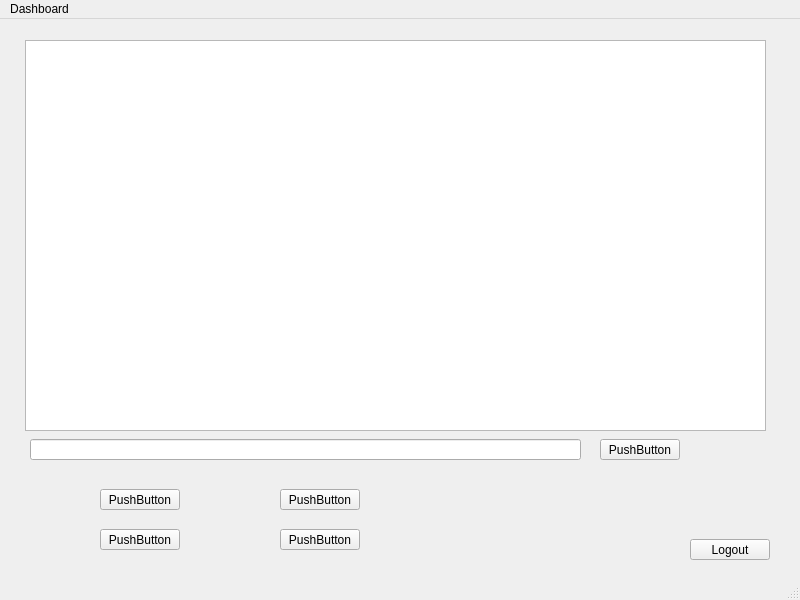
Before: the Qt Designer form dashboard.ui in vain3219/463_project, drawn with Qt 5.
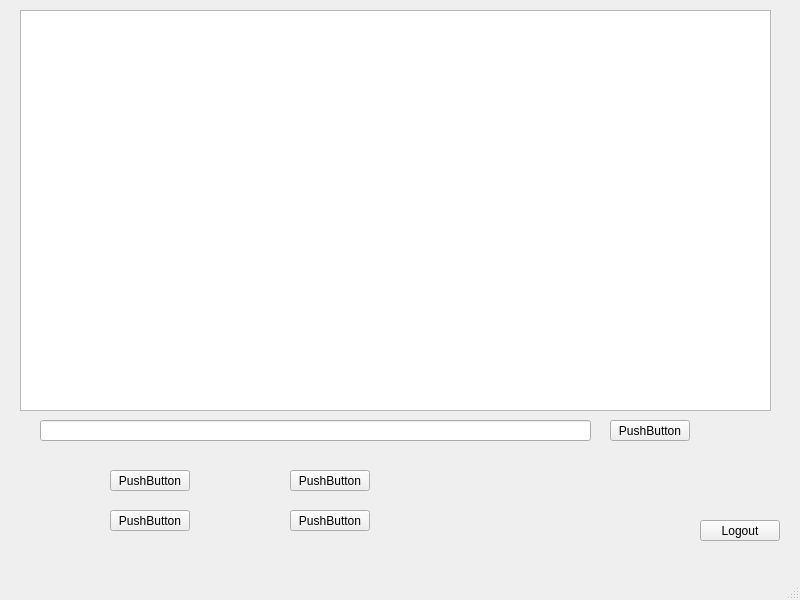
After: the same form once the commit is applied.

Commit message: Added a stacked Widget to the MainWindow to make form transistions and data rentention easier (hopefully)

```diff
--- a/dashboard.ui
+++ b/dashboard.ui
@@ -14,21 +14,21 @@
    <string>DashBoard</string>
   </property>
   <widget class="QWidget" name="centralwidget">
-   <widget class="QTableView" name="tableView">
+   <widget class="QStackedWidget" name="stackedWidget">
     <property name="geometry">
      <rect>
-      <x>25</x>
-      <y>21</y>
-      <width>741</width>
-      <height>391</height>
+      <x>0</x>
+      <y>-20</y>
+      <width>801</width>
+      <height>601</height>
      </rect>
     </property>
-   </widget>
-   <widget class="QPushButton" name="pushButton">
+    <widget class="QWidget" name="page">
+     <widget class="QPushButton" name="pushButton_6">
     <property name="geometry">
      <rect>
-      <x>100</x>
-      <y>470</y>
+        <x>110</x>
+        <y>530</y>
       <width>80</width>
       <height>21</height>
      </rect>
@@ -37,60 +37,11 @@
      <string>PushButton</string>
     </property>
    </widget>
-   <widget class="QPushButton" name="pushButton_2">
+     <widget class="QPushButton" name="pushButton_7">
     <property name="geometry">
      <rect>
-      <x>100</x>
-      <y>510</y>
-      <width>80</width>
-      <height>21</height>
-     </rect>
-    </property>
-    <property name="text">
-     <string>PushButton</string>
-    </property>
-   </widget>
-   <widget class="QPushButton" name="pushButton_3">
-    <property name="geometry">
-     <rect>
-      <x>280</x>
-      <y>470</y>
-      <width>80</width>
-      <height>21</height>
-     </rect>
-    </property>
-    <property name="text">
-     <string>PushButton</string>
-    </property>
-   </widget>
-   <widget class="QPushButton" name="pushButton_4">
-    <property name="geometry">
-     <rect>
-      <x>280</x>
-      <y>510</y>
-      <width>80</width>
-      <height>21</height>
-     </rect>
-    </property>
-    <property name="text">
-     <string>PushButton</string>
-    </property>
-   </widget>
-   <widget class="QLineEdit" name="lineEdit">
-    <property name="geometry">
-     <rect>
-      <x>30</x>
-      <y>420</y>
-      <width>551</width>
-      <height>21</height>
-     </rect>
-    </property>
-   </widget>
-   <widget class="QPushButton" name="pushButton_5">
-    <property name="geometry">
-     <rect>
-      <x>600</x>
-      <y>420</y>
+        <x>610</x>
+        <y>440</y>
       <width>80</width>
       <height>21</height>
      </rect>
@@ -102,8 +53,8 @@
    <widget class="QPushButton" name="LogoutButton">
     <property name="geometry">
      <rect>
-      <x>690</x>
-      <y>520</y>
+        <x>700</x>
+        <y>540</y>
       <width>80</width>
       <height>21</height>
      </rect>
@@ -112,6 +63,68 @@
      <string>Logout</string>
     </property>
    </widget>
+     <widget class="QPushButton" name="pushButton_8">
+      <property name="geometry">
+       <rect>
+        <x>290</x>
+        <y>530</y>
+        <width>80</width>
+        <height>21</height>
+       </rect>
+      </property>
+      <property name="text">
+       <string>PushButton</string>
+      </property>
+     </widget>
+     <widget class="QPushButton" name="pushButton_9">
+      <property name="geometry">
+       <rect>
+        <x>110</x>
+        <y>490</y>
+        <width>80</width>
+        <height>21</height>
+       </rect>
+      </property>
+      <property name="text">
+       <string>PushButton</string>
+      </property>
+     </widget>
+     <widget class="QPushButton" name="pushButton">
+      <property name="geometry">
+       <rect>
+        <x>290</x>
+        <y>490</y>
+        <width>80</width>
+        <height>21</height>
+       </rect>
+      </property>
+      <property name="text">
+       <string>PushButton</string>
+      </property>
+     </widget>
+     <widget class="QLineEdit" name="SearchField">
+      <property name="geometry">
+       <rect>
+        <x>40</x>
+        <y>440</y>
+        <width>551</width>
+        <height>21</height>
+       </rect>
+      </property>
+     </widget>
+     <widget class="QTableView" name="DataTable">
+      <property name="geometry">
+       <rect>
+        <x>20</x>
+        <y>30</y>
+        <width>751</width>
+        <height>401</height>
+       </rect>
+      </property>
+     </widget>
+    </widget>
+    <widget class="QWidget" name="page_2"/>
+   </widget>
   </widget>
   <widget class="QMenuBar" name="menubar">
    <property name="geometry">
@@ -122,12 +135,6 @@
      <height>20</height>
     </rect>
    </property>
-   <widget class="QMenu" name="menuDashboard">
-    <property name="title">
-     <string>Dashboard</string>
-    </property>
-   </widget>
-   <addaction name="menuDashboard"/>
   </widget>
   <widget class="QStatusBar" name="statusbar"/>
  </widget>
```
Lines whose indentation alone changed are shown as unchanged. The commit also changes 1 other file.
